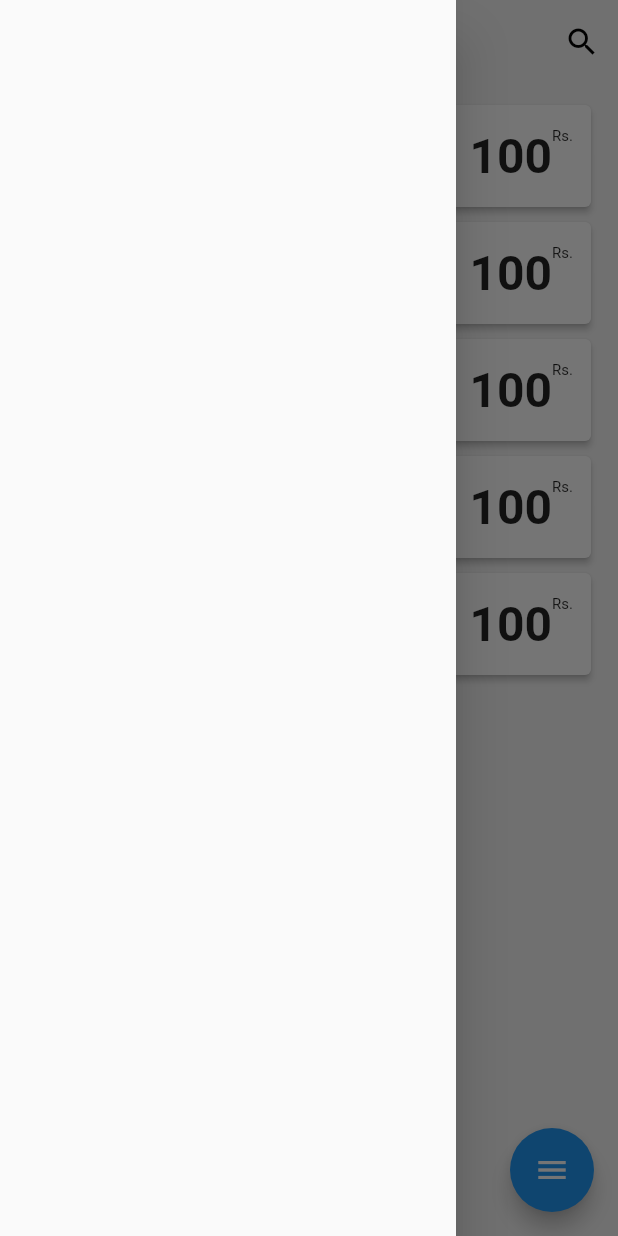
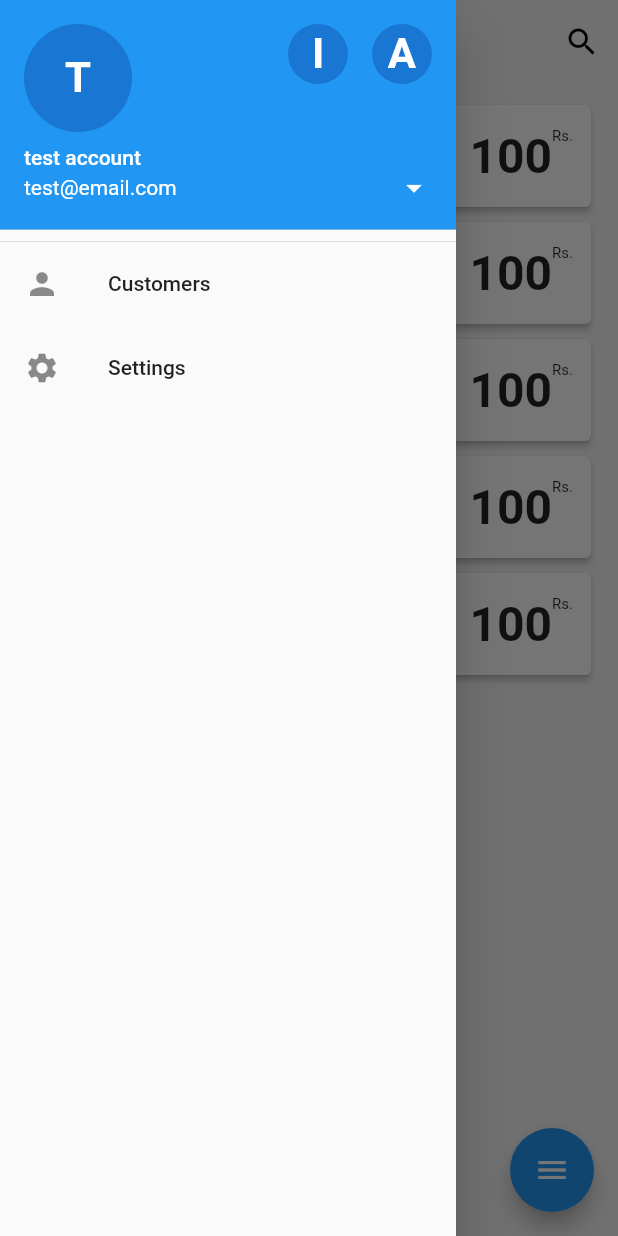
Before and after one commit to ankit7927/udhar, a Flutter app: the screen it shows after launch, with the side drawer open, on a phone screen of 412 x 824 dp. Run offline on Flutter 3.47's test engine with Material 2 defaults, Android fonts, the phone set to English and light mode, and no system bars; drawn by our look-alikes of flutter_expandable_fab; Roboto replaces fonts that are missing (inter).

Commit message:
added drawer component

```diff
--- /dev/null
+++ b/lib/components/drawer.dart
@@ -0,0 +1,60 @@
+import 'package:flutter/material.dart';
+
+class CustomDrawer extends StatefulWidget {
+  const CustomDrawer({super.key});
+
+  @override
+  State<CustomDrawer> createState() => _CustomDrawerState();
+}
+
+class _CustomDrawerState extends State<CustomDrawer> {
+  @override
+  Widget build(BuildContext context) {
+    return ListView(
+      children: [
+        DrawerHeader(
+          margin: const EdgeInsets.all(0),
+          padding: const EdgeInsets.all(0),
+          child: UserAccountsDrawerHeader(
+            accountName: const Text("test account"),
+            accountEmail: const Text("test@email.com"),
+            currentAccountPicture: const CircleAvatar(
+              radius: 16,
+              child: Text(
+                "T",
+                style: TextStyle(fontSize: 28, fontWeight: FontWeight.bold),
+              ),
+            ),
+            onDetailsPressed: () {},
+            otherAccountsPictures: const [
+              CircleAvatar(
+                radius: 16,
+                child: Text(
+                  "I",
+                  style: TextStyle(fontSize: 28, fontWeight: FontWeight.bold),
+                ),
+              ),
+              CircleAvatar(
+                radius: 16,
+                child: Text(
+                  "A",
+                  style: TextStyle(fontSize: 28, fontWeight: FontWeight.bold),
+                ),
+              ),
+            ],
+          ),
+        ),
+        ListTile(
+          leading: const Icon(Icons.person),
+          title: const Text("Customers"),
+          onTap: () {},
+        ),
+        ListTile(
+          leading: const Icon(Icons.settings),
+          title: const Text("Settings"),
+          onTap: () {},
+        )
+      ],
+    );
+  }
+}
--- a/lib/pages/home.dart
+++ b/lib/pages/home.dart
@@ -2,6 +2,7 @@ import 'package:flutter/material.dart';
 import 'package:udhar/components/home_customer_card.dart';
 import 'package:flutter_expandable_fab/flutter_expandable_fab.dart';
 import 'package:udhar/pages/new_customer.dart';
+import 'package:udhar/components/drawer.dart';
 
 class Home extends StatefulWidget {
   const Home({super.key});
@@ -14,7 +15,9 @@ class _HomeState extends State<Home> {
   @override
   Widget build(BuildContext context) {
     return Scaffold(
-      drawer: const Drawer(),
+      drawer: const Drawer(
+        child: CustomDrawer(),
+      ),
       appBar: AppBar(
         title: const Text("Udhar"),
         actions: [IconButton(onPressed: () {}, icon: const Icon(Icons.search))],
```
